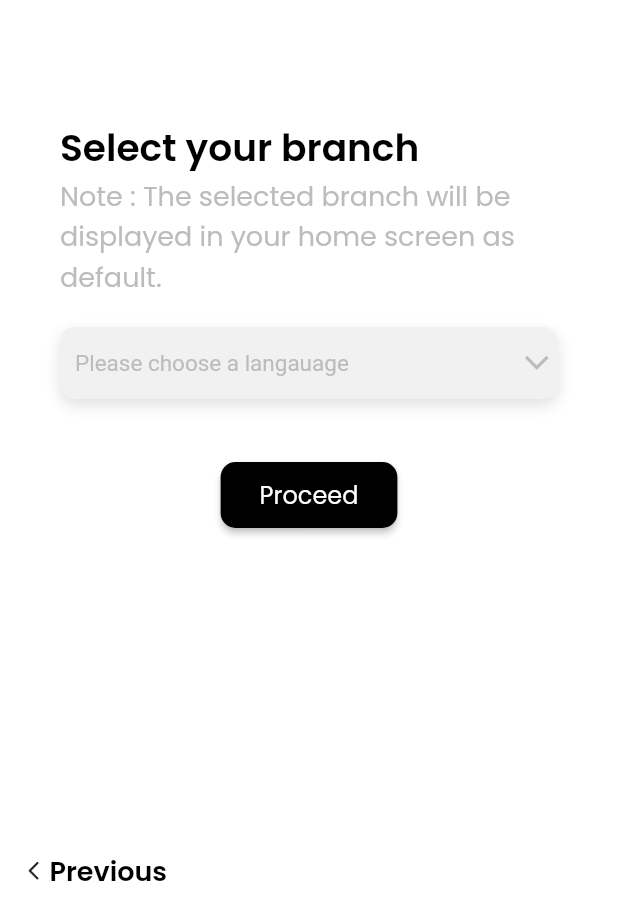
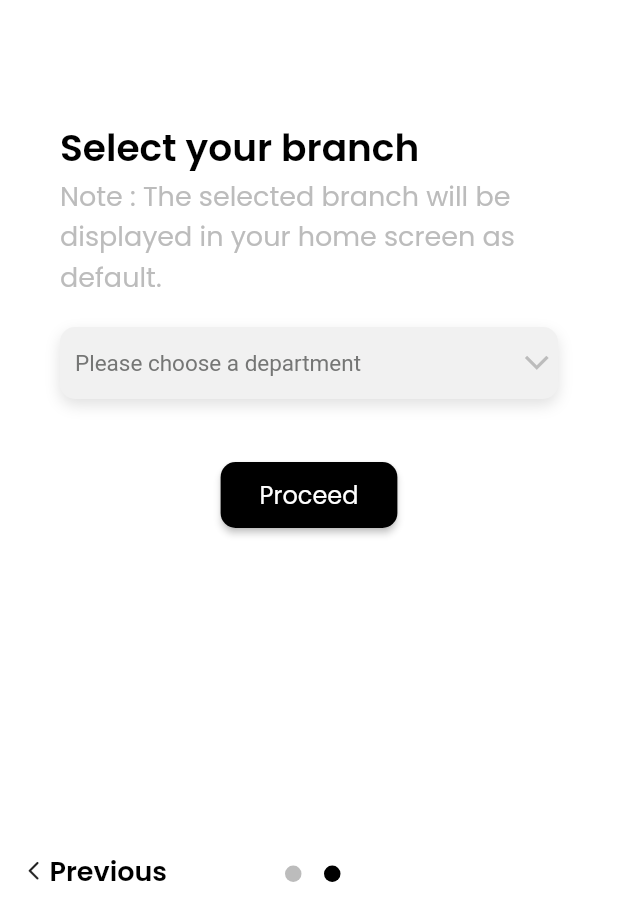
Before and after one commit to nithinmahendran/contacts-app, a Flutter app: the screen it shows after launch, swiped to page 2, on a phone screen of 412 x 824 dp, the part 315-1236 px from its top. Run offline on Flutter 3.47's test engine with Material 2 defaults, Android fonts, the phone set to English and light mode, and no system bars; drawn by our look-alikes of smooth_page_indicator.

Commit message:
Added PageIndicator and Updated Departments

```diff
--- a/lib/UI/intro_screen.dart
+++ b/lib/UI/intro_screen.dart
@@ -1,6 +1,7 @@
 import 'package:contactsapp/global.dart';
 import 'package:flutter/material.dart';
 import 'dart:math' as math;
+import 'package:smooth_page_indicator/smooth_page_indicator.dart';
 
 class IntroScreen extends StatefulWidget {
   const IntroScreen({Key? key}) : super(key: key);
@@ -10,14 +11,37 @@ class IntroScreen extends StatefulWidget {
 }
 
 class _IntroScreenState extends State<IntroScreen> {
+  final _pageController = PageController();
+  final _currentPageNotifier = ValueNotifier<int>(0);
   String? _chosenValue;
   @override
   Widget build(BuildContext context) {
     return Scaffold(
         backgroundColor: Colors.white,
-        body: PageView(
+        body: Stack(children: [
+          Padding(
+            padding: const EdgeInsets.only(left: 190.0, bottom: 26.0),
+            child: Column(
+              mainAxisAlignment: MainAxisAlignment.end,
+              children: [
+                SmoothPageIndicator(
+                    controller: _pageController, // PageController
+                    count: 2,
+                    effect: WormEffect(
+                        spacing: 15.0,
+                        dotWidth: 11.0,
+                        dotHeight: 11.0,
+                        activeDotColor: Colors.black,
+                        dotColor: Color(0xffbcbcbc)), // your preferred effect
+                    onDotClicked: (index) {}),
+              ],
+            ),
+          ),
+          PageView(
+            controller: _pageController,
             children: <Widget>[intro1(), intro2()],
-        ));
+          ),
+        ]));
   }
 
   Widget intro1() {
@@ -53,7 +77,7 @@ class _IntroScreenState extends State<IntroScreen> {
             )),
         Expanded(
           child: Padding(
-            padding: const EdgeInsets.only(bottom:20.0,right: 15.0),
+            padding: const EdgeInsets.only(bottom: 20.0, right: 15.0),
             child: Align(
               alignment: Alignment.bottomRight,
               child: Row(
@@ -143,20 +167,22 @@ class _IntroScreenState extends State<IntroScreen> {
                     ),
 
                     items: <String>[
-                      'Android',
-                      'IOS',
-                      'Flutter',
-                      'Node',
-                      'Java',
-                      'Python',
-                      'PHP',
+                      'Computer Science & Engineering',
+                      'Information Science & Engineering',
+                      'Mechanical Engineering',
+                      'Civil Engineering',
+                      'Artifical Intelligence',
+                      'Data Science',
+
                     ].map<DropdownMenuItem<String>>((String value) {
                       return DropdownMenuItem<String>(
                         value: value,
                         child: Padding(
-                          padding: const EdgeInsets.only(left: 12.0, right: 10.0),
+                          padding:
+                              const EdgeInsets.only(left: 12.0, right: 10.0),
                           child: Text(
                             value,
+                            style: dropDownList,
                           ),
                         ),
                       );
@@ -164,7 +190,7 @@ class _IntroScreenState extends State<IntroScreen> {
                     hint: Padding(
                       padding: const EdgeInsets.only(left: 10.0, right: 10.0),
                       child: Text(
-                        "Please choose a langauage",
+                        "Please choose a department",
                         style: dropDownList,
                       ),
                     ),
@@ -193,14 +219,12 @@ class _IntroScreenState extends State<IntroScreen> {
                   ),
                 ),
               ),
-
-
             ],
           ),
         ),
         Expanded(
           child: Padding(
-                  padding: const EdgeInsets.only(bottom:20.0,left: 15.0),
+            padding: const EdgeInsets.only(bottom: 20.0, left: 15.0),
             child: Align(
               alignment: Alignment.bottomLeft,
               child: Row(
--- a/lib/global.dart
+++ b/lib/global.dart
@@ -59,7 +59,7 @@ TextStyle descTextIntro = TextStyle(
 
 TextStyle dropDownList = TextStyle(
   fontSize: 15.0,
-  color: const Color(0xFFBCBCBC),
+  color: const Color(0xFF757675),
   fontWeight: FontWeight.w400
 
 );
--- a/lib/main.dart
+++ b/lib/main.dart
@@ -1,5 +1,5 @@
+
 import 'dart:async';
-
 import 'package:contactsapp/UI/contact_screen.dart';
 import 'package:contactsapp/UI/intro_screen.dart';
 import 'package:contactsapp/global.dart';
--- a/pubspec.yaml
+++ b/pubspec.yaml
@@ -30,7 +30,7 @@ dependencies:
   flutter:
     sdk: flutter
   splashscreen: ^1.3.5
-
+  smooth_page_indicator: ^0.3.0-nullsafety.0
 
   # The following adds the Cupertino Icons font to your application.
   # Use with the CupertinoIcons class for iOS style icons.
@@ -39,6 +39,7 @@ dependencies:
 dev_dependencies:
   flutter_test:
     sdk: flutter
+  page_view_indicators: ^2.0.0
 
   # The "flutter_lints" package below contains a set of recommended lints to
   # encourage good coding practices. The lint set provided by the package is
```
Also changed, not shown: pubspec.lock. Lines whose indentation alone changed are shown as unchanged.
